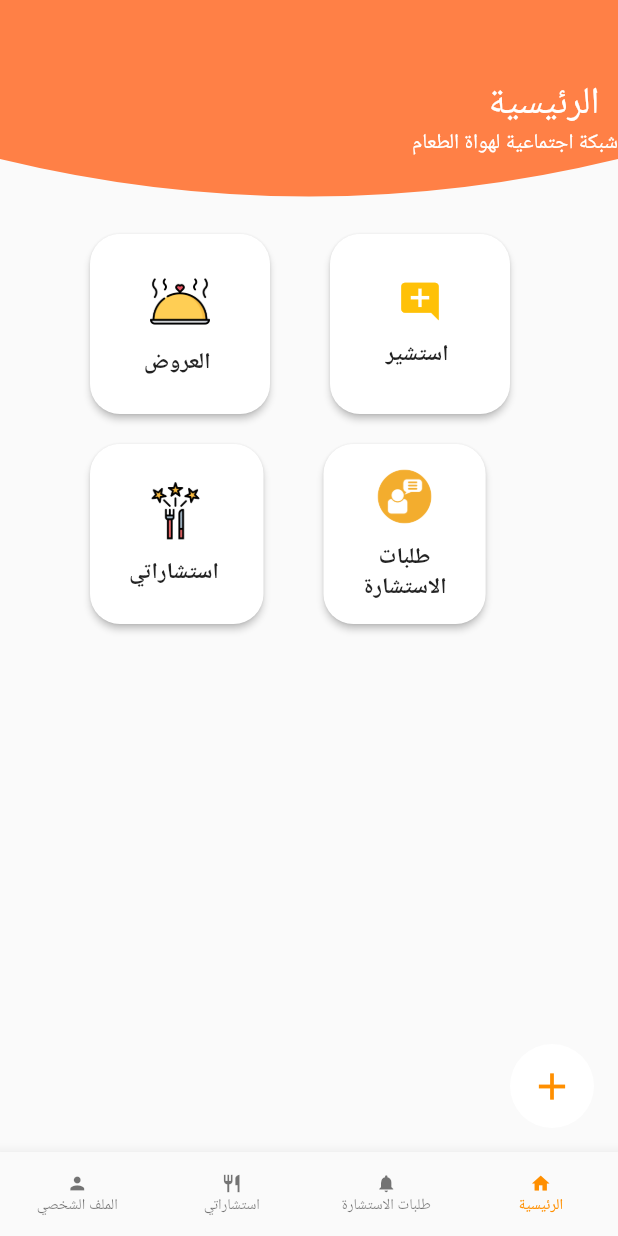
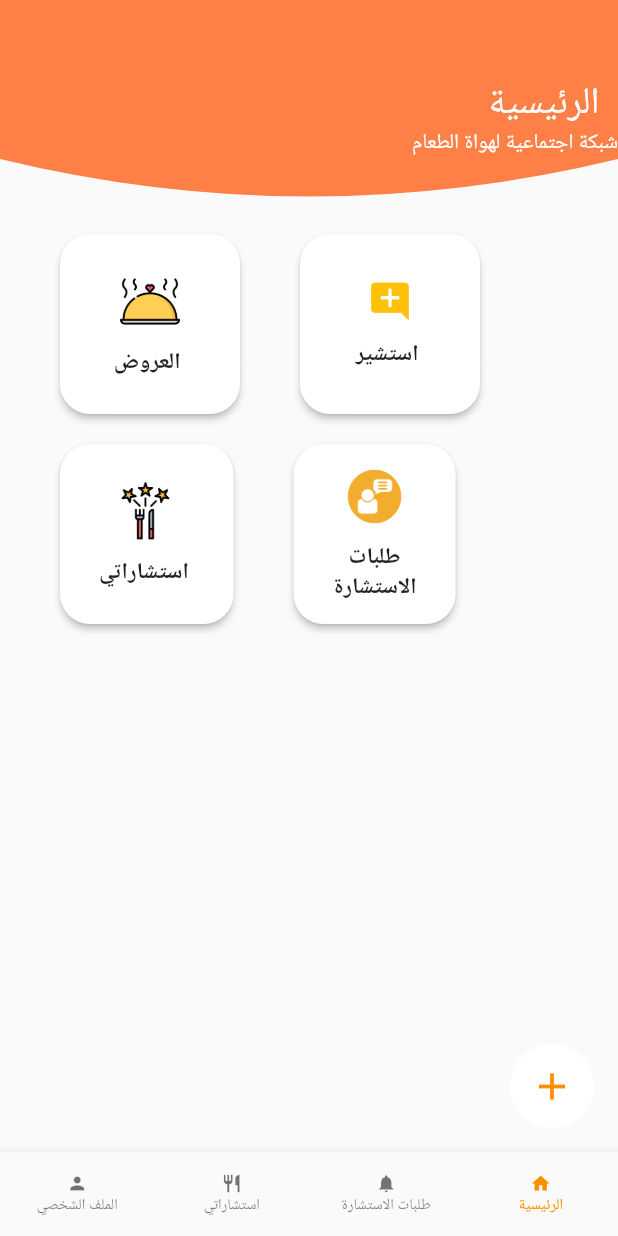
Before and after one commit to hazmi-tech/restaurant_recomm_chat, a Flutter app: the HomePage screen opened directly, on a phone screen of 412 x 824 dp. Run offline on Flutter 3.47's test engine with Material 2 defaults, Android fonts, the phone set to English and light mode, and no system bars; our stand-ins replace cloud_firestore, firebase_auth, flutter_custom_clippers, flutter_rating_bar, flutter_spinkit, google_fonts and 3 more; missing offline and left inert: animated_widgets, flutter_auth_buttons, rect_getter; accounts and stored records are empty; Roboto replaces fonts that are missing (Tajawal).

```diff
--- a/lib/pages/home_page.dart
+++ b/lib/pages/home_page.dart
@@ -271,7 +271,7 @@ child:Column(
           Row(
             children:<Widget>[
               Padding(padding: EdgeInsets.only(left: 10.0,top: 10.0,right:10,bottom: 30),),
-              SizedBox(width: 40),
+              SizedBox(width:20),
               ButtonTheme(child:adBtn()),
               SizedBox(width: 40),
               ButtonTheme(child:reqConBtn()),
@@ -281,7 +281,7 @@ child:Column(
 
             children:<Widget>[
               Padding(padding: EdgeInsets.only(left: 10.0,top: 10.0,right:10,bottom: 30),),
-                SizedBox(width: 40),
+                SizedBox(width: 20),
               ButtonTheme(child:consBtn()),
               SizedBox(width: 40),
               ButtonTheme( child:newconsBtn()),
```
